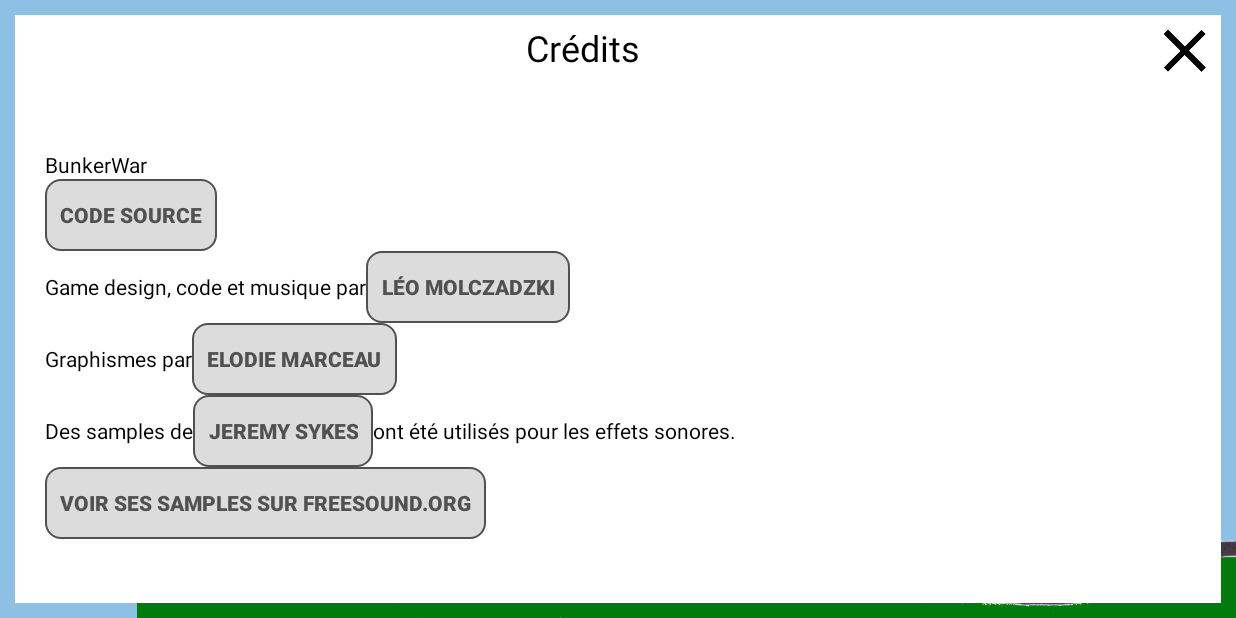
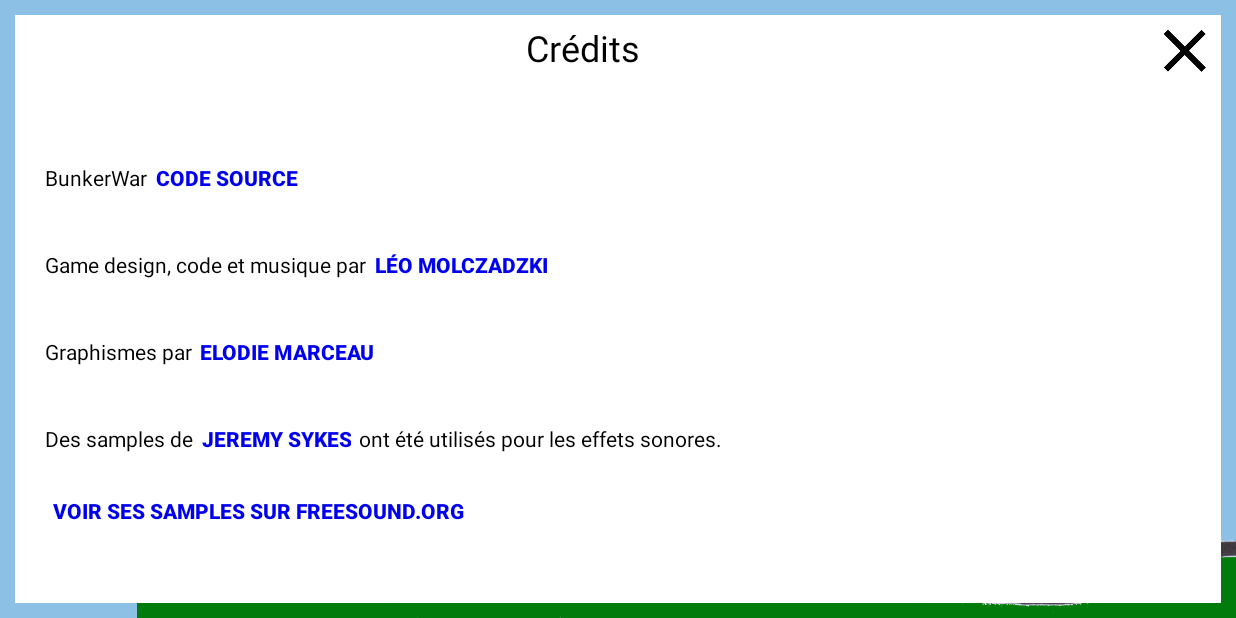
Before and after one commit to leomoldo/bunkerwar, an Android app: the screen it shows after launch (MainActivity), after a tap on "CRÉDITS", on a phone screen of 824 x 412 dp (held sideways). Run offline under Robolectric (Android 15) with nearby library versions, the phone set to English and light mode, and no system bars.

Commit message:
Further styling of credits screen.

```diff
--- a/app/src/main/res/layout/activity_main.xml
+++ b/app/src/main/res/layout/activity_main.xml
@@ -154,7 +154,6 @@
             android:onClick="onButtonClickedCloseCredits"
             android:src="@drawable/close_cross" />
 
-        <!-- TODO Extract style? -->
         <TextView
             android:layout_width="match_parent"
             android:layout_height="wrap_content"
@@ -177,54 +176,68 @@
             <LinearLayout
                 android:layout_width="match_parent"
                 android:layout_height="wrap_content"
-                android:orientation="horizontal">
+                android:orientation="horizontal"
+                android:layout_marginBottom="10dp">
+
                 <TextView
                     android:layout_width="wrap_content"
                     android:layout_height="wrap_content"
                     android:text="@string/app_name"
-                    android:textColor="@android:color/black"/>
+                    android:textColor="@android:color/black" />
+
                 <TextView
+                    android:id="@+id/textViewCreditsAppVersion"
                     android:layout_width="wrap_content"
                     android:layout_height="wrap_content"
-                    android:id="@+id/textViewCreditsAppVersion"
-                    android:textColor="@android:color/black"/>
+                    android:textColor="@android:color/black" />
+
+                <Button
+                    android:id="@+id/buttonLinkSourceCode"
+                    style="@style/ButtonLinkStyle"
+                    android:layout_width="wrap_content"
+                    android:layout_height="wrap_content"
+                    android:text="@string/credits_source_code" />
+
             </LinearLayout>
 
-            <Button
-                android:layout_width="wrap_content"
-                android:layout_height="wrap_content"
-                android:text="@string/credits_source_code"
-                android:id="@+id/buttonLinkSourceCode"/>
 
             <LinearLayout
                 android:layout_width="match_parent"
                 android:layout_height="wrap_content"
-                android:orientation="horizontal">
+                android:orientation="horizontal"
+                android:layout_marginBottom="10dp">
+
                 <TextView
                     android:layout_width="wrap_content"
                     android:layout_height="wrap_content"
                     android:text="@string/credits_leo_01"
-                    android:textColor="@android:color/black"/>
+                    android:textColor="@android:color/black" />
+
                 <Button
+                    android:id="@+id/buttonLinkLeo"
+                    style="@style/ButtonLinkStyle"
                     android:layout_width="wrap_content"
                     android:layout_height="wrap_content"
-                    android:id="@+id/buttonLinkLeo"
                     android:text="@string/credits_leo_02" />
             </LinearLayout>
 
             <LinearLayout
                 android:layout_width="match_parent"
                 android:layout_height="wrap_content"
-                android:orientation="horizontal">
+                android:orientation="horizontal"
+                android:layout_marginBottom="10dp">
+
                 <TextView
                     android:layout_width="wrap_content"
                     android:layout_height="wrap_content"
                     android:text="@string/credits_elodie_01"
-                    android:textColor="@android:color/black"/>
+                    android:textColor="@android:color/black" />
+
                 <Button
+                    android:id="@+id/buttonLinkElodie"
+                    style="@style/ButtonLinkStyle"
                     android:layout_width="wrap_content"
                     android:layout_height="wrap_content"
-                    android:id="@+id/buttonLinkElodie"
                     android:text="@string/credits_elodie_02" />
             </LinearLayout>
 
@@ -232,28 +245,33 @@
                 android:layout_width="match_parent"
                 android:layout_height="wrap_content"
                 android:orientation="horizontal">
+
                 <TextView
                     android:layout_width="wrap_content"
                     android:layout_height="wrap_content"
                     android:text="@string/credits_samples_01"
-                    android:textColor="@android:color/black"/>
+                    android:textColor="@android:color/black" />
+
                 <Button
+                    android:id="@+id/buttonLinkSamples01"
+                    style="@style/ButtonLinkStyle"
                     android:layout_width="wrap_content"
                     android:layout_height="wrap_content"
-                    android:id="@+id/buttonLinkSamples01"
                     android:text="@string/credits_samples_02" />
+
                 <TextView
                     android:layout_width="wrap_content"
                     android:layout_height="wrap_content"
                     android:text="@string/credits_samples_03"
-                    android:textColor="@android:color/black"/>
+                    android:textColor="@android:color/black" />
             </LinearLayout>
 
             <Button
+                android:id="@+id/buttonLinkSamples02"
+                style="@style/ButtonLinkStyle"
                 android:layout_width="wrap_content"
                 android:layout_height="wrap_content"
-                android:text="@string/credits_samples_04"
-                android:id="@+id/buttonLinkSamples02"/>
+                android:text="@string/credits_samples_04" />
 
         </LinearLayout>
 
--- a/app/src/main/res/values/colors.xml
+++ b/app/src/main/res/values/colors.xml
@@ -23,6 +23,7 @@
     <color name="green_land_slice">#007B0C</color>
     <color name="red_bunker">#FF0000</color>
     <color name="yellow_bunker">#FFFF00</color>
+    <color name="blue_link">#0000EE</color>
 
     <!-- TODO Clean. -->
     <!--color name="grey_controls_background">#b3a6a6a6</color-->
--- a/app/src/main/res/values/styles.xml
+++ b/app/src/main/res/values/styles.xml
@@ -31,4 +31,12 @@
         <item name="android:textColor">@color/colorPrimaryDark</item>
     </style>
 
+    <style name="ButtonLinkStyle" parent="Widget.AppCompat.Button">
+        <item name="android:textColor">@color/blue_link</item>
+        <item name="android:background">@android:color/transparent</item>
+        <item name="android:padding">0dp</item>
+        <item name="android:layout_marginLeft">5dp</item>
+        <item name="android:layout_marginRight">5dp</item>
+    </style>
+
 </resources>
```
